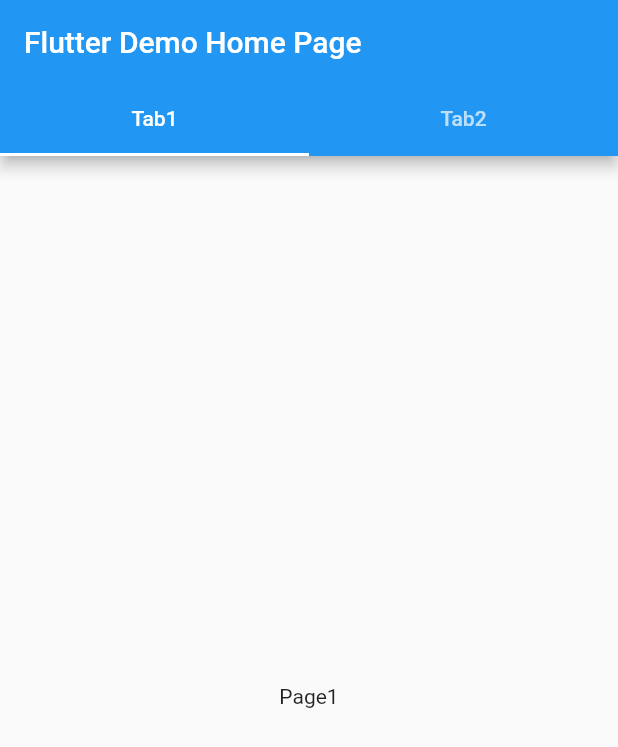
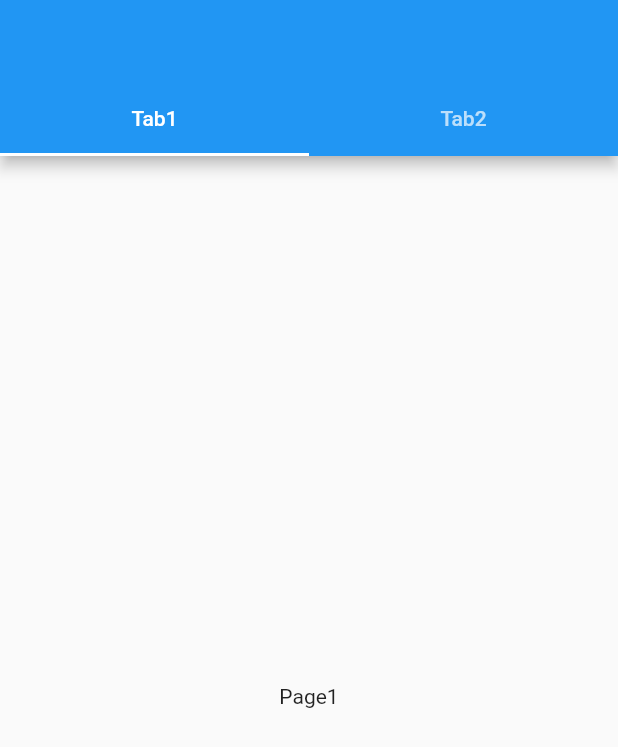
Before and after one commit to ThiagoEvoa/dojo_flutter, a Flutter app: the screen it shows after launch, on a phone screen of 412 x 824 dp. Shown: the top 747 px of the screen. Run offline on Flutter 3.47's test engine with Material 2 defaults, Android fonts, the phone set to English and light mode, and no system bars.

Commit message:
Commit tabbar

```diff
--- a/treinamento_flutter/flutter_app/lib/main.dart
+++ b/treinamento_flutter/flutter_app/lib/main.dart
@@ -33,8 +33,8 @@ class _MyHomePageState extends State<MyHomePage> {
       length: 2,
       child: Scaffold(
         appBar: AppBar(
-          title: Text(widget.title),
           bottom: TabBar(
+            indicatorColor: Colors.white,
             tabs: <Widget>[
               Tab(
                 text: "Tab1",
```
